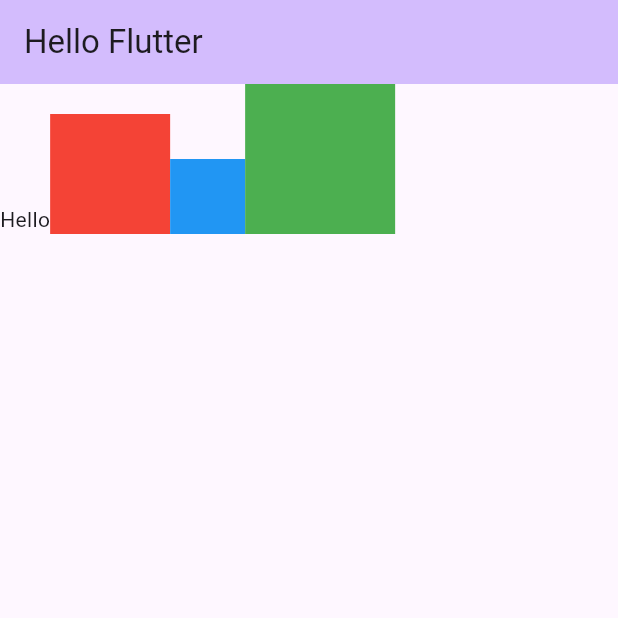
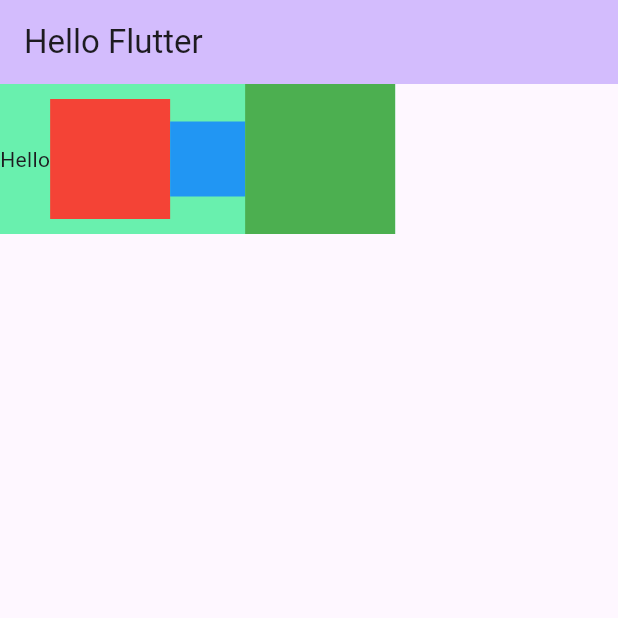
Before and after one commit to AhmetEminSaglik/flutter-learn-Kasim-Adalan, a Flutter app: the screen it shows after launch, on a phone screen of 412 x 824 dp, the top half of it. Run offline on Flutter 3.47's test engine with Material 2 defaults, Android fonts, the phone set to English and light mode, and no system bars.

Commit message:
MainAxisSize is learned

```diff
--- a/lib/main.dart
+++ b/lib/main.dart
@@ -47,8 +47,9 @@ class _MyHomePageState extends State<MyHomePage> {
         title: Text(widget.title),
       ),
       body:
-      Row(
-         crossAxisAlignment: CrossAxisAlignment.end,
+      Container(color: Colors.greenAccent,
+        child: Row(
+          mainAxisSize: MainAxisSize.min,
           children: [
             Text("Hello"),
             Container(width: 80,height: 80,color : Colors.red),
@@ -56,6 +57,7 @@ class _MyHomePageState extends State<MyHomePage> {
             Container(width: 100,height: 100,color : Colors.green),
 
           ],
+        ),
       ),
    /*   Row(
         mainAxisAlignment: MainAxisAlignment.center,
```
Also changed, not shown: images/MainAxisSize-Column.png (added), images/MainAxisSize-Row.png (added). Lines whose indentation alone changed are shown as unchanged.
